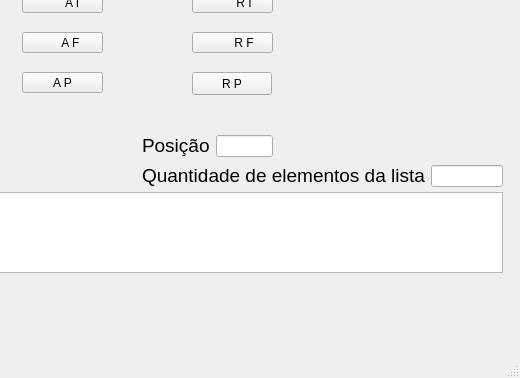
The window that mainwindow.ui (Santiagophr/Lista) describes before a commit, drawn with Qt 5; both pictures show x 218 to 738 and y 108 to 486 of the 738 by 486 pixel window.
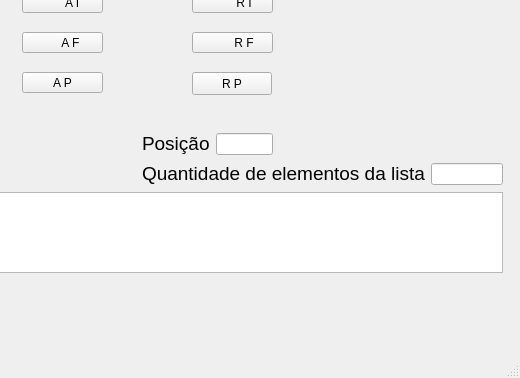
The same window after the commit. Icons and pictures are not drawn.

Patch:
```diff
--- a/mainwindow.ui
+++ b/mainwindow.ui
@@ -231,7 +231,7 @@
       <x>360</x>
       <y>270</y>
       <width>361</width>
-      <height>28</height>
+      <height>24</height>
      </rect>
     </property>
     <layout class="QHBoxLayout" name="horizontalLayout_2">
@@ -286,13 +286,13 @@
      <string>R P</string>
     </property>
    </widget>
-   <widget class="QWidget" name="layoutWidget">
+   <widget class="QWidget" name="">
     <property name="geometry">
      <rect>
       <x>360</x>
       <y>240</y>
       <width>131</width>
-      <height>28</height>
+      <height>24</height>
      </rect>
     </property>
     <layout class="QHBoxLayout" name="horizontalLayout_3">
```
Left out of the diff: 21 changed lines with no effect on the pictures.
